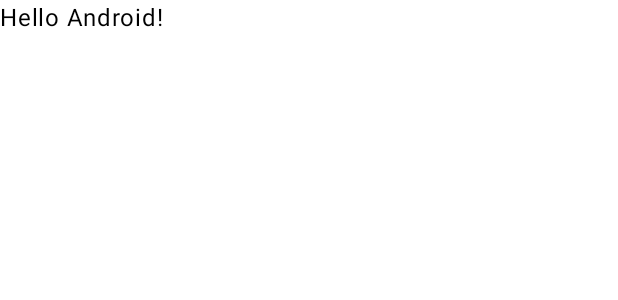
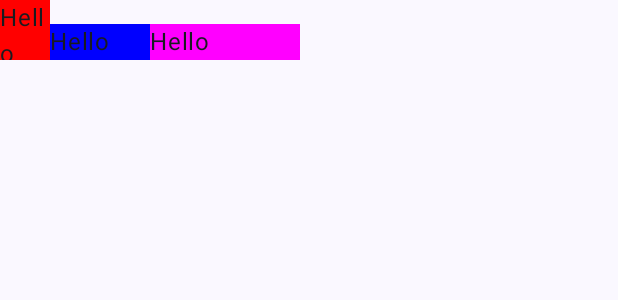
Before and after one commit to JangWoojun/Compose_UI, an Android app built with Jetpack Compose: the @Preview function GreetingPreview, on a phone screen of 412 x 824 dp. Shown: the top 300 px of the screen. Run offline under Robolectric (Android 15) with nearby library versions, the phone set to English and light mode, and no system bars.

Commit message:
6. Row 실습

```diff
--- a/app/src/main/java/com/seogaemo/compose_ui/MainActivity.kt
+++ b/app/src/main/java/com/seogaemo/compose_ui/MainActivity.kt
@@ -4,13 +4,22 @@ import android.os.Bundle
 import androidx.activity.ComponentActivity
 import androidx.activity.compose.setContent
 import androidx.activity.enableEdgeToEdge
+import androidx.compose.foundation.background
+import androidx.compose.foundation.layout.Arrangement
+import androidx.compose.foundation.layout.Row
 import androidx.compose.foundation.layout.fillMaxSize
+import androidx.compose.foundation.layout.height
 import androidx.compose.foundation.layout.padding
+import androidx.compose.foundation.layout.size
+import androidx.compose.foundation.layout.width
 import androidx.compose.material3.Scaffold
 import androidx.compose.material3.Text
 import androidx.compose.runtime.Composable
+import androidx.compose.ui.Alignment
 import androidx.compose.ui.Modifier
+import androidx.compose.ui.graphics.Color
 import androidx.compose.ui.tooling.preview.Preview
+import androidx.compose.ui.unit.dp
 import com.seogaemo.compose_ui.ui.theme.Compose_UITheme
 
 class MainActivity : ComponentActivity() {
@@ -32,16 +41,81 @@ class MainActivity : ComponentActivity() {
 
 @Composable
 fun Greeting(name: String, modifier: Modifier = Modifier) {
-    Text(
-        text = "Hello $name!",
-        modifier = modifier
-    )
+//    Row (modifier = Modifier.height(40.dp)) {
+//        Text(
+//            text = "Hello $name!",
+//            modifier = modifier
+//        )
+//        Text(
+//            text = "Hello $name!",
+//            modifier = modifier
+//        )
+//        Text(
+//            text = "Hello $name!",
+//            modifier = modifier
+//        )
+//    }
+
+//    Row (modifier = Modifier.height(40.dp)) {
+//        Text(
+//            text = "Hello $name!",
+//            modifier = modifier.align(alignment = Alignment.Bottom)
+//        )
+//        Text(
+//            text = "Hello $name!",
+//            modifier = modifier.align(alignment = Alignment.Top)
+//        )
+//        Text(
+//            text = "Hello $name!",
+//            modifier = modifier.align(alignment = Alignment.CenterVertically)
+//        )
+//    }
+
+//    Row (
+//        modifier = Modifier.height(40.dp),
+//        verticalAlignment = Alignment.Bottom,
+//    ) {
+//        Text(
+//            text = "Hello $name!",
+//            modifier = modifier.align(alignment = Alignment.Top)
+//        )
+//        Text(
+//            text = "Hello $name!",
+//        )
+//        Text(
+//            text = "Hello $name!",
+//        )
+//    }
+
+    Row (
+        modifier = Modifier.size(200.dp, 40.dp),
+        verticalAlignment = Alignment.Bottom,
+        horizontalArrangement = Arrangement.Center
+    ) {
+        Text(
+            text = "Hello",
+            modifier = Modifier.weight(1f).background(Color.Red)
+        )
+        Text(
+            text = "Hello",
+            modifier = Modifier.weight(2f).background(Color.Blue)
+        )
+        Text(
+            text = "Hello",
+            modifier = Modifier.weight(3f).background(Color.Magenta)
+        )
+    }
 }
 
 @Preview(showBackground = true)
 @Composable
 fun GreetingPreview() {
     Compose_UITheme {
-        Greeting("Android")
+        Scaffold(modifier = Modifier.fillMaxSize()) { innerPadding ->
+            Greeting(
+                name = "Android",
+                modifier = Modifier.padding(innerPadding)
+            )
+        }
     }
 }
```
